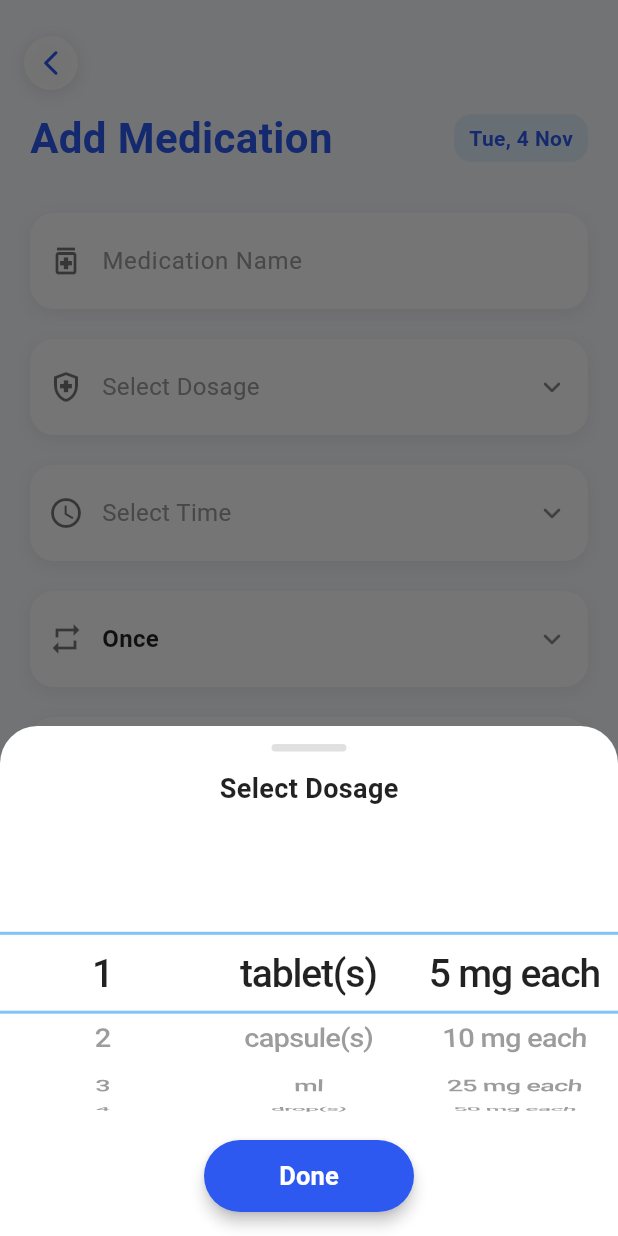
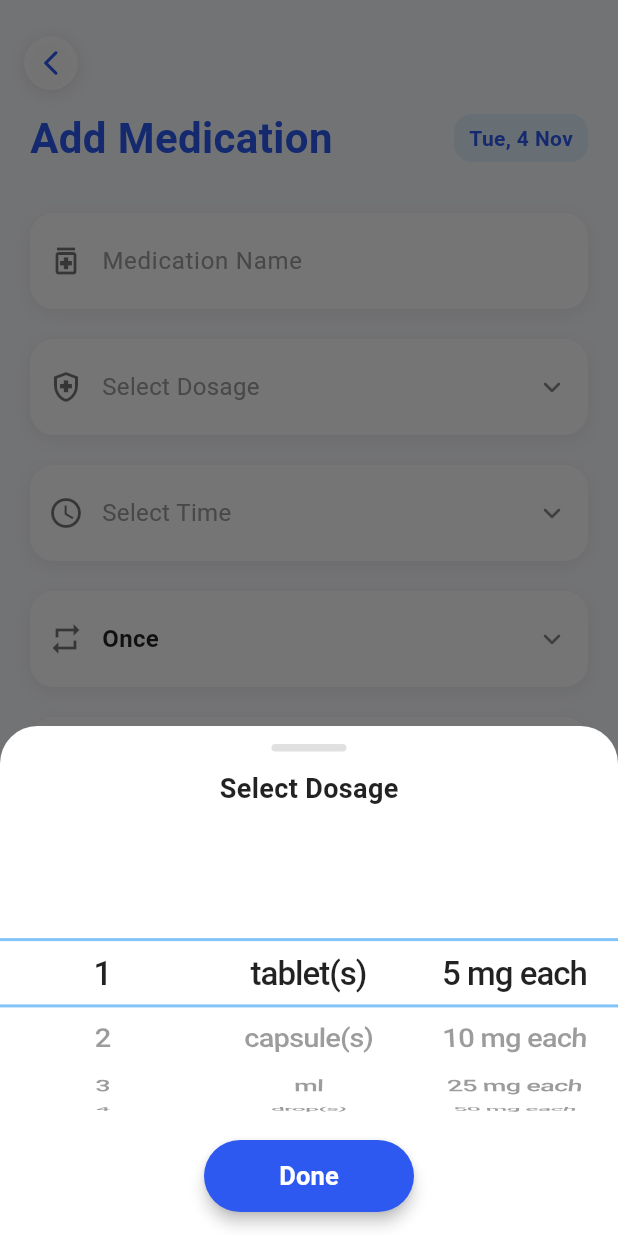
Before and after one commit to mertykert/ECNG2007-Group-Project, a Flutter app: the MedicationForm screen opened directly with empty values, after a tap on "Select Dosage", on a phone screen of 412 x 824 dp. Run offline on Flutter 3.47's test engine with Material 3 defaults, Android fonts, the phone set to English and light mode, and no system bars; our stand-ins replace another_flushbar, auto_size_text, cloud_firestore, connectivity_plus, firebase_analytics, firebase_auth and 15 more; missing offline and left inert: android_intent_plus, workmanager; accounts and stored records are empty; network calls fail.

Commit message:
fix: bugs

```diff
--- a/lib/features/Home/home_screen.dart
+++ b/lib/features/Home/home_screen.dart
@@ -983,6 +983,7 @@ class _HomeContentState extends State<_HomeContent> {
     await medRef.update({
       'taken': newStatus,
       'takenByDate.$todayIso': newStatus,
+      'lastTakenDate': newStatus ? todayIso : FieldValue.delete(), // keep per-day truth
     });
 
 // 2) Symmetric stock math for TODAY
@@ -1053,7 +1054,7 @@ class _HomeContentState extends State<_HomeContent> {
         // Only adjust those DUE today (Daily or Once today / Weekly today)
         if (!_isScheduledForDay(med, today)) continue;
 
-        final taken = data['taken'] == true;
+        final taken = _wasTakenOn(med, today);
         final alreadyAdjusted = (data['adjustedFor'] as String?) == todayIso;
 
         if (taken && !alreadyAdjusted) {
--- a/lib/features/Medication/medication_form.dart
+++ b/lib/features/Medication/medication_form.dart
@@ -245,6 +245,7 @@ class _MedicationFormState extends State<MedicationForm> {
     );
   }
 
+  // REPLACE your entire _showDosagePicker() with this version
   void _showDosagePicker() {
     int quantity = 1;
     int strength = 5;
@@ -259,7 +260,15 @@ class _MedicationFormState extends State<MedicationForm> {
         borderRadius: BorderRadius.vertical(top: Radius.circular(25)),
       ),
       builder: (context) {
-        return StatefulBuilder(
+        // Freeze text scale for the *entire* dosage sheet
+        final mq = MediaQuery.of(context);
+        final media = mq.copyWith(
+          textScaler: const TextScaler.linear(1.0), // Flutter ≥3.16
+        );
+
+        return MediaQuery(
+          data: media,
+          child: StatefulBuilder(
             builder: (context, setModalState) {
               return SafeArea(
                 child: SizedBox(
@@ -275,8 +284,11 @@ class _MedicationFormState extends State<MedicationForm> {
                         ),
                       ),
                       const SizedBox(height: 12),
-                    const Text("Select Dosage",
-                        style: TextStyle(fontWeight: FontWeight.bold, fontSize: 18, color: Colors.black87)),
+                      const Text(
+                        "Select Dosage",
+                        style: TextStyle(fontWeight: FontWeight.bold, fontSize: 18, color: Colors.black87),
+                        maxLines: 1, softWrap: false, overflow: TextOverflow.fade, // defensive
+                      ),
                       const SizedBox(height: 8),
                       Expanded(
                         child: Row(
@@ -284,45 +296,54 @@ class _MedicationFormState extends State<MedicationForm> {
                           children: [
                             Expanded(
                               child: CupertinoPicker(
-                              magnification: 1.3, squeeze: 1.1, diameterRatio: 1.2, itemExtent: 42,
+                                magnification: 1.1, squeeze: 1.1, diameterRatio: 1.2, itemExtent: 42,
                                 scrollController: FixedExtentScrollController(initialItem: 0),
                                 selectionOverlay: _greyOverlay(),
                                 onSelectedItemChanged: (i) => setModalState(() => quantity = i + 1),
                                 children: List.generate(
                                   10,
-                                    (i) => Center(
-                                  child: Text("${i + 1}",
-                                      style: const TextStyle(fontSize: 20, fontWeight: FontWeight.w500, color: Colors.black87)),
+                                      (i) => const Center(
+                                    child: Text(
+                                      // text scale frozen by MediaQuery above
+                                      "", // placeholder, replaced below
+                                      style: TextStyle(fontSize: 20, fontWeight: FontWeight.w500, color: Colors.black87),
                                     ),
                                   ),
+                                ).asMap().entries.map((e) => Center(
+                                  child: Text("${e.key + 1}",
+                                    style: const TextStyle(fontSize: 20, fontWeight: FontWeight.w500, color: Colors.black87),
+                                    maxLines: 1, softWrap: false, overflow: TextOverflow.fade,
+                                  ),
+                                )).toList(),
                               ),
                             ),
                             Expanded(
                               child: CupertinoPicker(
-                              magnification: 1.3, squeeze: 1.1, diameterRatio: 1.2, itemExtent: 42,
+                                magnification: 1.1, squeeze: 1.1, diameterRatio: 1.2, itemExtent: 42,
                                 selectionOverlay: _greyOverlay(),
                                 onSelectedItemChanged: (i) => setModalState(() => unit = units[i]),
-                              children: units
-                                  .map((u) => Center(
-                                child: Text(u,
-                                    style: const TextStyle(fontSize: 20, fontWeight: FontWeight.w500, color: Colors.black87)),
-                              ))
-                                  .toList(),
+                                children: units.map((u) => Center(
+                                  child: Text(
+                                    u,
+                                    style: const TextStyle(fontSize: 20, fontWeight: FontWeight.w500, color: Colors.black87),
+                                    maxLines: 1, softWrap: false, overflow: TextOverflow.ellipsis,
+                                  ),
+                                )).toList(),
                               ),
                             ),
                             if (unit.contains("tablet") || unit.contains("capsule"))
                               Expanded(
                                 child: CupertinoPicker(
-                                magnification: 1.3, squeeze: 1.1, diameterRatio: 1.2, itemExtent: 42,
+                                  magnification: 1.1, squeeze: 1.1, diameterRatio: 1.2, itemExtent: 42,
                                   selectionOverlay: _greyOverlay(),
                                   onSelectedItemChanged: (i) => setModalState(() => strength = strengths[i]),
-                                children: strengths
-                                    .map((mg) => Center(
-                                  child: Text("$mg mg each",
-                                      style: const TextStyle(
-                                          fontSize: 20, fontWeight: FontWeight.w500, color: Colors.black87)),
-                                ))
-                                    .toList(),
+                                  children: strengths.map((mg) => Center(
+                                    child: Text(
+                                      "$mg mg each",
+                                      style: const TextStyle(fontSize: 20, fontWeight: FontWeight.w500, color: Colors.black87),
+                                      maxLines: 1, softWrap: false, overflow: TextOverflow.fade,
+                                    ),
+                                  )).toList(),
                                 ),
                               ),
                           ],
@@ -358,6 +379,7 @@ class _MedicationFormState extends State<MedicationForm> {
                 ),
               );
             },
+          ),
         );
       },
     );
--- a/lib/features/authentication/screens/signup/signup.dart
+++ b/lib/features/authentication/screens/signup/signup.dart
@@ -104,6 +104,7 @@ class _SignUpScreenState extends State<SignUpScreen> {
 
           await AppAnalytics.identifyUser(uid: uid, role: role);
           await AppAnalytics.logSignUp(method: 'password');   // in signup
+          Navigator.pushReplacementNamed(context, '/profileSelect');
 
         }
       }
--- a/lib/services/missed_dose_service.dart
+++ b/lib/services/missed_dose_service.dart
@@ -31,7 +31,11 @@ class MissedDoseService {
 
       for (final doc in medsSnapshot.docs) {
         final data = doc.data();
-        final taken = data['taken'] == true;
+        final Map<String, dynamic>? byDate = (data['takenByDate'] as Map?)?.cast<String, dynamic>();
+        final bool takenByMap = byDate != null && (byDate[dateStr] == true || byDate[dateStr] == 1);
+        final bool takenByLast = (data['lastTakenDate'] as String?) == dateStr;
+        final bool takenByList = ((data['takenDates'] as List?) ?? const []).contains(dateStr);
+        final bool taken = takenByMap || takenByLast || takenByList;
         if (!taken) {
           missedList.add({
             'name': data['name'] ?? 'Unknown',
```
Also changed, not shown: lib/features/role_based_account_selection/profiles/profile_selection.dart (+1 -99 lines), 1 other file. Lines whose indentation alone changed are shown as unchanged.
